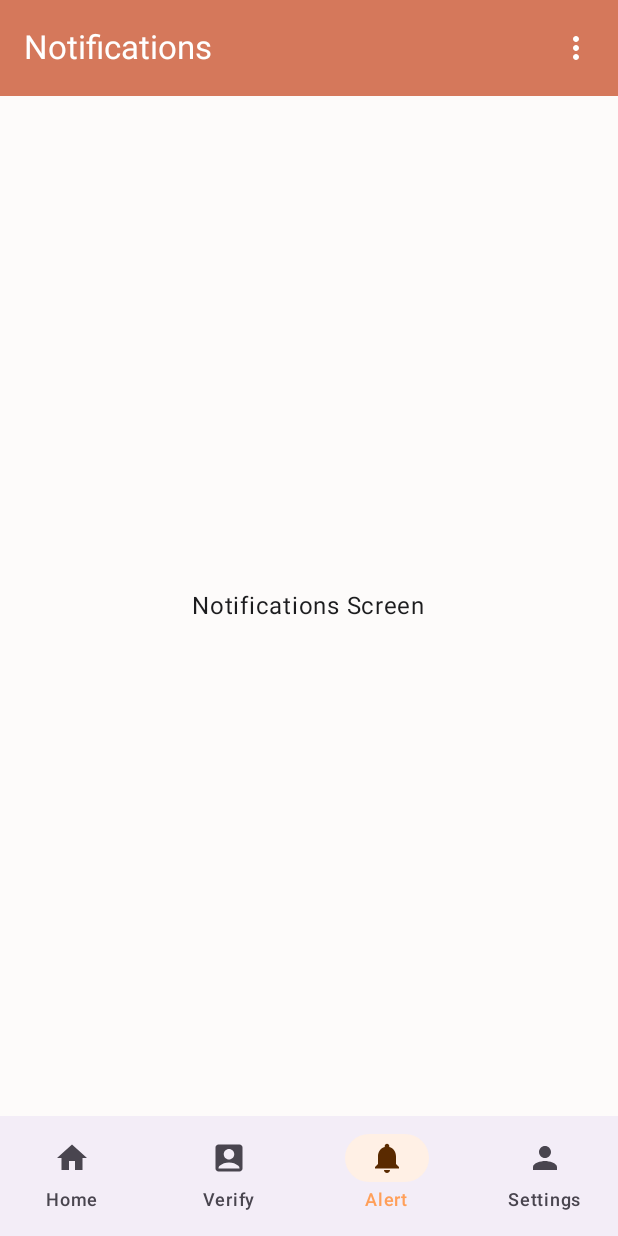
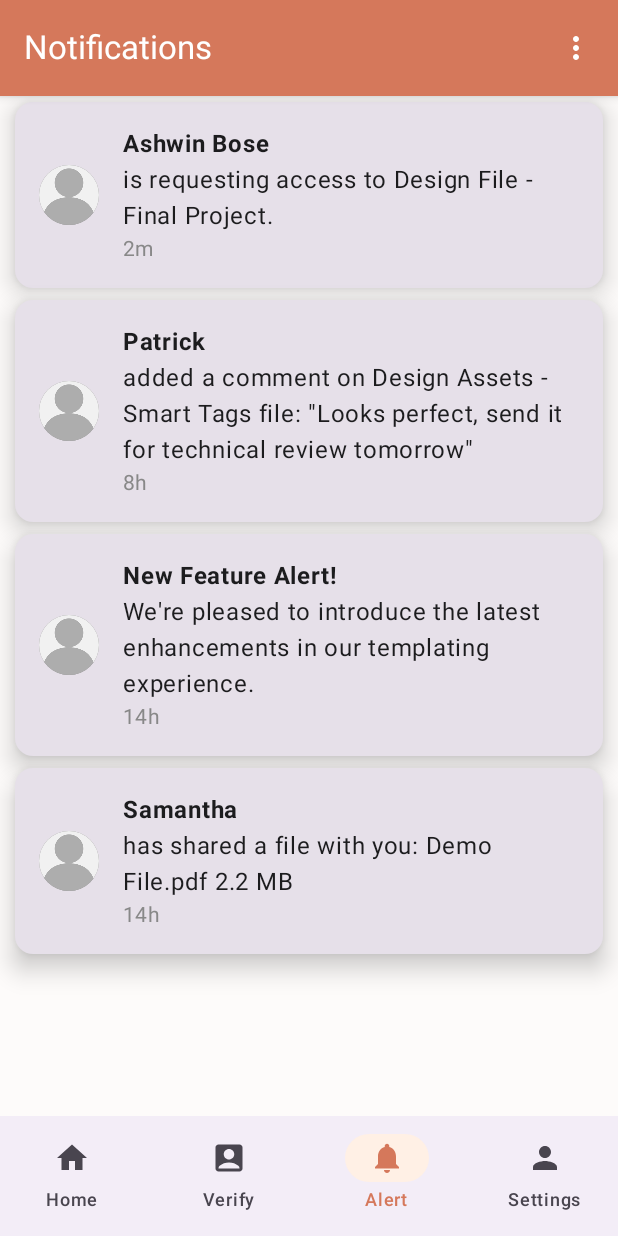
Before and after one commit to koiraladarwin/ecmsApp, an Android app built with Jetpack Compose: the composable MainLayout shown on its own in the app's theme, item 3 of the bottom bar chosen, on a phone screen of 412 x 824 dp. Run offline under Robolectric (Android 15) with nearby library versions, the phone set to English and light mode, and no system bars; our stand-ins replace Firebase (no records; nobody signed in at launch, a user with empty details on screens opened directly); libraries missing offline, so code that uses them is left out: androidx.camera.core, androidx.camera.lifecycle, androidx.camera.view, com.google.mlkit.vision; pictures from the network do not load; 1 statement that could not run was skipped.

Commit message:
feat: added themed color in navbar

```diff
--- a/app/src/main/java/com/batman/ecms/MainLayout.kt
+++ b/app/src/main/java/com/batman/ecms/MainLayout.kt
@@ -4,6 +4,7 @@ import android.os.Build
 import androidx.annotation.RequiresApi
 import androidx.compose.animation.EnterTransition
 import androidx.compose.animation.ExitTransition
+import androidx.compose.foundation.background
 import androidx.compose.foundation.layout.*
 import androidx.compose.material.icons.Icons
 import androidx.compose.material.icons.filled.AccountBox
@@ -14,8 +15,10 @@ import androidx.compose.material.icons.filled.Person
 import androidx.compose.material3.Button
 import androidx.compose.material3.ExperimentalMaterial3Api
 import androidx.compose.material3.Icon
+import androidx.compose.material3.MaterialTheme
 import androidx.compose.material3.NavigationBar
 import androidx.compose.material3.NavigationBarItem
+import androidx.compose.material3.NavigationBarItemDefaults
 import androidx.compose.material3.Scaffold
 import androidx.compose.material3.Text
 import androidx.compose.runtime.Composable
@@ -35,6 +38,7 @@ import com.batman.ecms.features.main.presentation.screens.ActivityCheckInScreen
 import com.batman.ecms.features.main.presentation.screens.AttendeeCheckInScreen
 import com.batman.ecms.features.main.presentation.screens.StaffScreen
 import com.batman.ecms.features.main.presentation.screens.AttendeesScreen
+import com.batman.ecms.features.main.presentation.screens.NotificationsScreen
 import com.batman.ecms.features.main.presentation.screens.ScanAttendeeScreen
 import com.batman.ecms.features.main.presentation.screens.SettingsScreen
 import com.batman.ecms.features.main.presentation.screens.VerifyScreen
@@ -95,7 +99,7 @@ fun MainLayout(onSignOut: () -> Unit) {
                 currentRoute == Screen.Home.route -> MainTopAppBar(title = "Home")
                 currentRoute == Screen.Staff.route -> MainTopAppBar(title = "Staff")
                 currentRoute == Screen.Notifications.route -> MainTopAppBar(title = "Notifications")
-                currentRoute == Screen.Settings.route -> MainTopAppBar(title = "Profile")
+                currentRoute == Screen.Settings.route -> MainTopAppBar(title = "Settings")
                 currentRoute == Screen.Verify.route -> MainTopAppBar(title = "Verify")
                 currentRoute?.startsWith(Screen.EventInfo.route) == true -> MainTopAppBar(title = "Event Info")
                 currentRoute?.startsWith(Screen.Attendees.route) == true -> MainTopAppBar(title = "Attendees")
@@ -232,21 +236,19 @@ fun BottomNavigationBar(currentRoute: String?, onItemSelected: (String) -> Unit)
                             is Screen.Settings -> Icons.Default.Person
                             else -> Icons.Default.Clear
                         },
-                        contentDescription = screen.route
+                        contentDescription = screen.route,
                     )
                 },
                 label = { Text(screen.route.replaceFirstChar { it.uppercase() }) },
                 selected = currentRoute == screen.route,
-                onClick = { onItemSelected(screen.route) }
+                onClick = { onItemSelected(screen.route) },
+                colors = NavigationBarItemDefaults.colors(
+                    selectedIconColor = MaterialTheme.colorScheme.primary,
+                    selectedTextColor = MaterialTheme.colorScheme.primary,
+                    unselectedIconColor = MaterialTheme.colorScheme.onSurfaceVariant,
+                    unselectedTextColor = MaterialTheme.colorScheme.onSurfaceVariant
+                )
             )
         }
     }
 }
-
-
-@Composable
-fun NotificationsScreen() {
-    Box(Modifier.fillMaxSize(), contentAlignment = Alignment.Center) {
-        Text("Notifications Screen")
-    }
-}
--- a/app/src/main/java/com/batman/ecms/features/main/presentation/components/MainTopAppBar.kt
+++ b/app/src/main/java/com/batman/ecms/features/main/presentation/components/MainTopAppBar.kt
@@ -1,7 +1,12 @@
 package com.batman.ecms.features.main.presentation.components
 
+import androidx.compose.foundation.clickable
+import androidx.compose.foundation.layout.Arrangement
+import androidx.compose.foundation.layout.Box
+import androidx.compose.foundation.layout.Column
 import androidx.compose.foundation.shape.RoundedCornerShape
 import androidx.compose.material.icons.Icons
+import androidx.compose.material.icons.filled.ArrowBack
 import androidx.compose.material.icons.filled.MoreVert
 import androidx.compose.material3.ExperimentalMaterial3Api
 import androidx.compose.material3.Icon
@@ -13,11 +18,26 @@ import androidx.compose.material3.TopAppBarDefaults
 import androidx.compose.runtime.Composable
 import androidx.compose.ui.Modifier
 import androidx.compose.ui.draw.clip
+import androidx.compose.ui.draw.shadow
 import androidx.compose.ui.unit.dp
+import androidx.compose.foundation.layout.Column
+import androidx.compose.foundation.layout.Row
+import androidx.compose.foundation.layout.padding
+import androidx.compose.foundation.layout.width
+import androidx.compose.material.icons.filled.Info
+import androidx.compose.material.icons.outlined.Info
+import androidx.compose.material3.DropdownMenu
+import androidx.compose.material3.DropdownMenuItem
+import androidx.compose.runtime.getValue
+import androidx.compose.runtime.mutableStateOf
+import androidx.compose.runtime.remember
+import androidx.compose.runtime.setValue
 
 @OptIn(ExperimentalMaterial3Api::class)
 @Composable
-fun MainTopAppBar(title:String) {
+fun MainTopAppBar(title: String) {
+    var showMenu by remember { mutableStateOf(false) }
+
     TopAppBar(
         title = {
             Text(
@@ -26,20 +46,34 @@ fun MainTopAppBar(title:String) {
                 color = MaterialTheme.colorScheme.onPrimary
             )
         },
-
         actions = {
-            IconButton(onClick = { /* Handle settings */ }) {
+            IconButton(onClick = { showMenu = true }) {
                 Icon(
                     imageVector = Icons.Default.MoreVert,
                     contentDescription = "Options",
                     tint = MaterialTheme.colorScheme.onPrimary
                 )
             }
+
+            DropdownMenu(
+                expanded = showMenu,
+                onDismissRequest = { showMenu = false },
+            ) {
+                Row(modifier = Modifier
+                    .padding(horizontal = 15.dp)
+                    .clickable {
+                        showMenu = false
+                    }, horizontalArrangement = Arrangement.SpaceBetween) {
+                    Text("About us", modifier = Modifier)
+                    Box(modifier = Modifier.width(3.dp))
+                    Icon(Icons.Outlined.Info, contentDescription = "Info")
+                }
+            }
         },
         colors = TopAppBarDefaults.topAppBarColors(
             containerColor = MaterialTheme.colorScheme.primary,
             titleContentColor = MaterialTheme.colorScheme.onPrimary
         ),
-        modifier = Modifier
+        modifier = Modifier.shadow(4.dp)
     )
 }
--- /dev/null
+++ b/app/src/main/java/com/batman/ecms/features/main/presentation/screens/NotificationScreen.kt
@@ -0,0 +1,119 @@
+package com.batman.ecms.features.main.presentation.screens
+
+import androidx.compose.foundation.Image
+import androidx.compose.foundation.background
+import androidx.compose.foundation.layout.Box
+import androidx.compose.foundation.layout.Column
+import androidx.compose.foundation.layout.Row
+import androidx.compose.foundation.layout.Spacer
+import androidx.compose.foundation.layout.fillMaxSize
+import androidx.compose.foundation.layout.fillMaxWidth
+import androidx.compose.foundation.layout.padding
+import androidx.compose.foundation.layout.size
+import androidx.compose.foundation.layout.width
+import androidx.compose.foundation.lazy.LazyColumn
+import androidx.compose.foundation.lazy.items
+import androidx.compose.foundation.shape.CircleShape
+import androidx.compose.material3.Card
+import androidx.compose.material3.CardDefaults
+import androidx.compose.material3.CardElevation
+import androidx.compose.material3.MaterialTheme
+import androidx.compose.material3.Text
+import androidx.compose.runtime.Composable
+import androidx.compose.ui.Alignment
+import androidx.compose.ui.Modifier
+import androidx.compose.ui.draw.clip
+import androidx.compose.ui.graphics.Color
+import androidx.compose.ui.res.painterResource
+import androidx.compose.ui.text.font.FontWeight
+import androidx.compose.ui.unit.dp
+import coil.compose.AsyncImage
+import coil.compose.AsyncImagePainter
+import com.batman.ecms.R
+
+
+@Composable
+fun NotificationsScreen() {
+    val notifications = listOf(
+        NotificationItem(
+            profileImage = "https://path_to_profile_image_1",
+            title = "Ashwin Bose",
+            message = "is requesting access to Design File - Final Project.",
+            time = "2m"
+        ),
+        NotificationItem(
+            profileImage = "https://path_to_profile_image_2",
+            title = "Patrick",
+            message = "added a comment on Design Assets - Smart Tags file: \"Looks perfect, send it for technical review tomorrow\"",
+            time = "8h"
+        ),
+        NotificationItem(
+            profileImage = "https://path_to_profile_image_3",
+            title = "New Feature Alert!",
+            message = "We're pleased to introduce the latest enhancements in our templating experience.",
+            time = "14h"
+        ),
+        NotificationItem(
+            profileImage = "https://path_to_profile_image_4",
+            title = "Samantha",
+            message = "has shared a file with you: Demo File.pdf 2.2 MB",
+            time = "14h"
+        )
+    )
+
+    LazyColumn(modifier = Modifier.fillMaxSize()) {
+        items(notifications) { notification ->
+            Box(
+                modifier = Modifier.padding(horizontal = 10.dp, vertical = 4.dp)
+            ){
+                NotificationCard(notification)
+            }
+        }
+    }
+}
+
+@Composable
+fun NotificationCard(notification: NotificationItem) {
+
+    Card(elevation = CardDefaults.cardElevation(defaultElevation = 10.dp)) {
+        Row(
+            modifier = Modifier
+                .padding(16.dp)
+                .fillMaxWidth(),
+            verticalAlignment = Alignment.CenterVertically
+        ) {
+
+            AsyncImage(
+                model = "",
+                contentDescription = null,
+                modifier = Modifier
+                    .size(40.dp)
+                    .clip(CircleShape)
+                    .background(Color.Gray),
+                placeholder = painterResource(id = R.drawable.placeholder),
+                error = painterResource(id = R.drawable.placeholder)
+            )
+
+            Spacer(modifier = Modifier.width(16.dp))
+            Column {
+                Text(
+                    text = notification.title,
+                    fontWeight = FontWeight.Bold
+                )
+                Text(text = notification.message)
+                Text(
+                    text = notification.time,
+                    style = MaterialTheme.typography.bodyMedium,
+                    color = Color.Gray
+                )
+            }
+        }
+    }
+}
+
+data class NotificationItem(
+    val profileImage: String,
+    val title: String,
+    val message: String,
+    val time: String
+)
```
Also changed, not shown: app/src/main/java/com/batman/ecms/MainActivity.kt (+14 -3 lines), app/src/main/java/com/batman/ecms/features/auth/AuthScreen.kt (+82 -14 lines).
